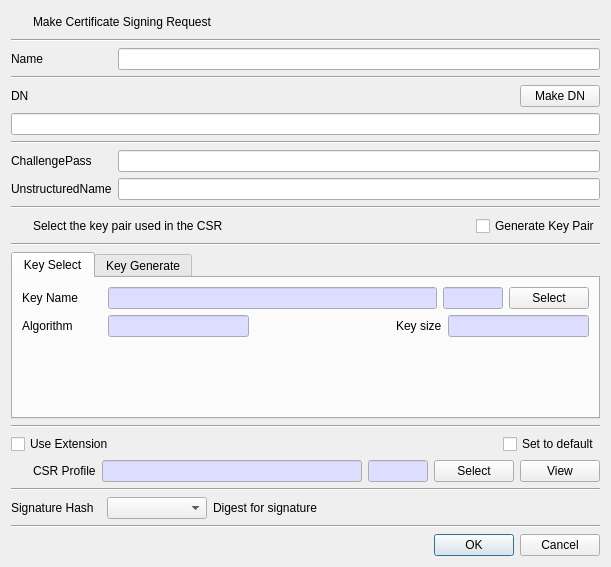
Before: the Qt Designer form CertMan/make_req_dlg.ui in jykim74/CertMan, drawn with Qt 5.
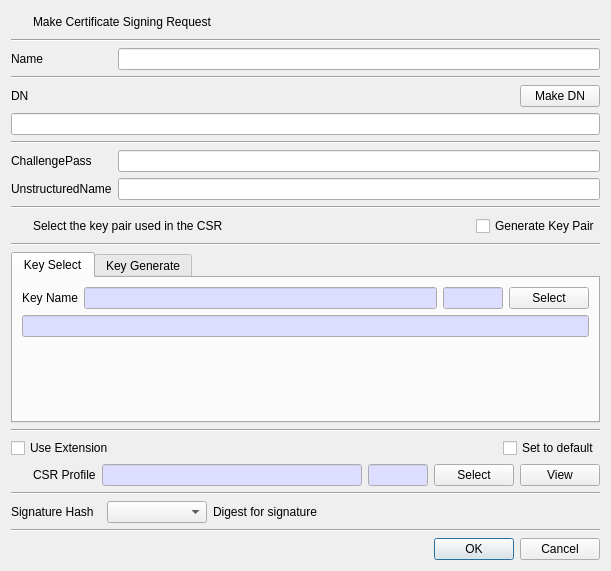
After: the same form once the commit is applied. Icons and pictures are not drawn.

Patch:
```diff
--- a/CertMan/make_req_dlg.ui
+++ b/CertMan/make_req_dlg.ui
@@ -7,7 +7,7 @@
     <x>0</x>
     <y>0</y>
     <width>611</width>
-    <height>567</height>
+    <height>571</height>
    </rect>
   </property>
   <property name="windowTitle">
@@ -261,7 +261,7 @@
           <widget class="QLabel" name="label_3">
            <property name="minimumSize">
             <size>
-             <width>80</width>
+             <width>0</width>
              <height>0</height>
             </size>
            </property>
@@ -361,33 +361,7 @@
        <item>
         <layout class="QGridLayout" name="gridLayout_6">
          <item row="0" column="0">
-          <widget class="QLabel" name="label_6">
-           <property name="minimumSize">
-            <size>
-             <width>80</width>
-             <height>0</height>
-            </size>
-           </property>
-           <property name="maximumSize">
-            <size>
-             <width>80</width>
-             <height>16777215</height>
-            </size>
-           </property>
-           <property name="text">
-            <string>Algorithm</string>
-           </property>
-          </widget>
-         </item>
-         <item row="0" column="3">
-          <widget class="QLabel" name="mOptionLabel">
-           <property name="text">
-            <string>Key size</string>
-           </property>
-          </widget>
-         </item>
-         <item row="0" column="1">
-          <widget class="QLineEdit" name="mAlgorithmText">
+          <widget class="QLineEdit" name="mKeyDescText">
            <property name="palette">
             <palette>
              <active>
@@ -412,74 +386,7 @@
                </brush>
               </colorrole>
              </inactive>
-             <disabled>
-              <colorrole role="Base">
-               <brush brushstyle="SolidPattern">
-                <color alpha="255">
-                 <red>240</red>
-                 <green>240</green>
-                 <blue>240</blue>
-                </color>
-               </brush>
-              </colorrole>
-             </disabled>
-            </palette>
-           </property>
-           <property name="readOnly">
-            <bool>true</bool>
-           </property>
-          </widget>
-         </item>
-         <item row="0" column="2">
-          <spacer name="horizontalSpacer_2">
-           <property name="orientation">
-            <enum>Qt::Horizontal</enum>
-           </property>
-           <property name="sizeHint" stdset="0">
-            <size>
-             <width>40</width>
-             <height>20</height>
-            </size>
-           </property>
-          </spacer>
-         </item>
-         <item row="0" column="4">
-          <widget class="QLineEdit" name="mOptionText">
-           <property name="palette">
-            <palette>
-             <active>
-              <colorrole role="Base">
-               <brush brushstyle="SolidPattern">
-                <color alpha="255">
-                 <red>221</red>
-                 <green>221</green>
-                 <blue>255</blue>
-                </color>
-               </brush>
-              </colorrole>
-             </active>
-             <inactive>
-              <colorrole role="Base">
-               <brush brushstyle="SolidPattern">
-                <color alpha="255">
-                 <red>221</red>
-                 <green>221</green>
-                 <blue>255</blue>
-                </color>
-               </brush>
-              </colorrole>
-             </inactive>
-             <disabled>
-              <colorrole role="Base">
-               <brush brushstyle="SolidPattern">
-                <color alpha="255">
-                 <red>240</red>
-                 <green>240</green>
-                 <blue>240</blue>
-                </color>
-               </brush>
-              </colorrole>
-             </disabled>
+             <disabled/>
             </palette>
            </property>
            <property name="readOnly">
```
Left out of the diff: 18 changed lines with no effect on the pictures.
